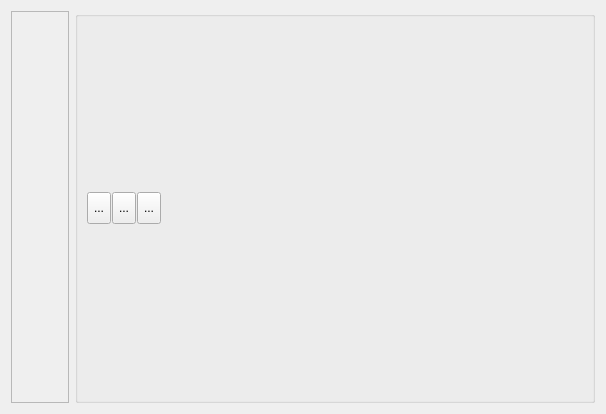
The window that ProcedureForm.ui (fritzone/ddm) describes before a commit, drawn with Qt 5.
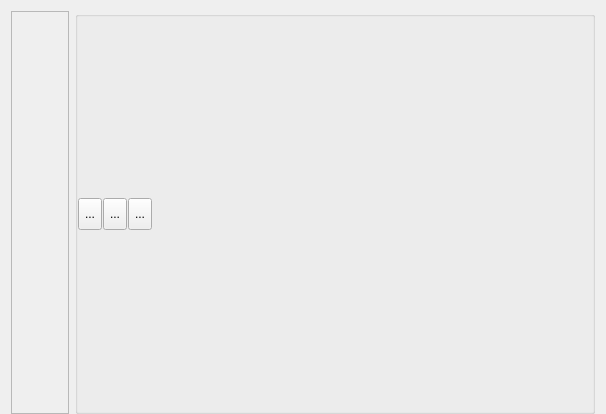
The same window after the commit. Icons and pictures are not drawn.

Patch:
```diff
--- a/ProcedureForm.ui
+++ b/ProcedureForm.ui
@@ -14,6 +14,9 @@
    <string>Form</string>
   </property>
   <layout class="QHBoxLayout" name="horizontalLayout_2">
+   <property name="bottomMargin">
+    <number>0</number>
+   </property>
    <item>
     <widget class="QFrame" name="frameForUnlockButton">
      <property name="maximumSize">
@@ -107,7 +110,13 @@
      <property name="title">
       <string/>
      </property>
+     <property name="flat">
+      <bool>true</bool>
+     </property>
      <layout class="QVBoxLayout" name="verticalLayout_2">
+      <property name="margin">
+       <number>0</number>
+      </property>
       <item>
        <layout class="QHBoxLayout" name="horizontalLayout_3">
         <property name="spacing">
```
